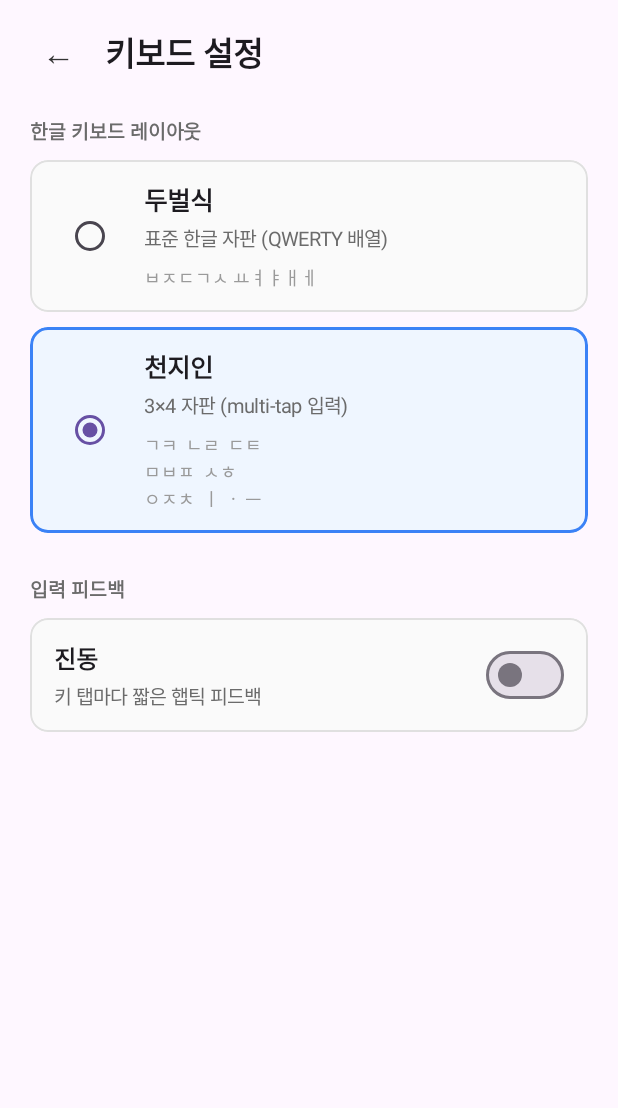
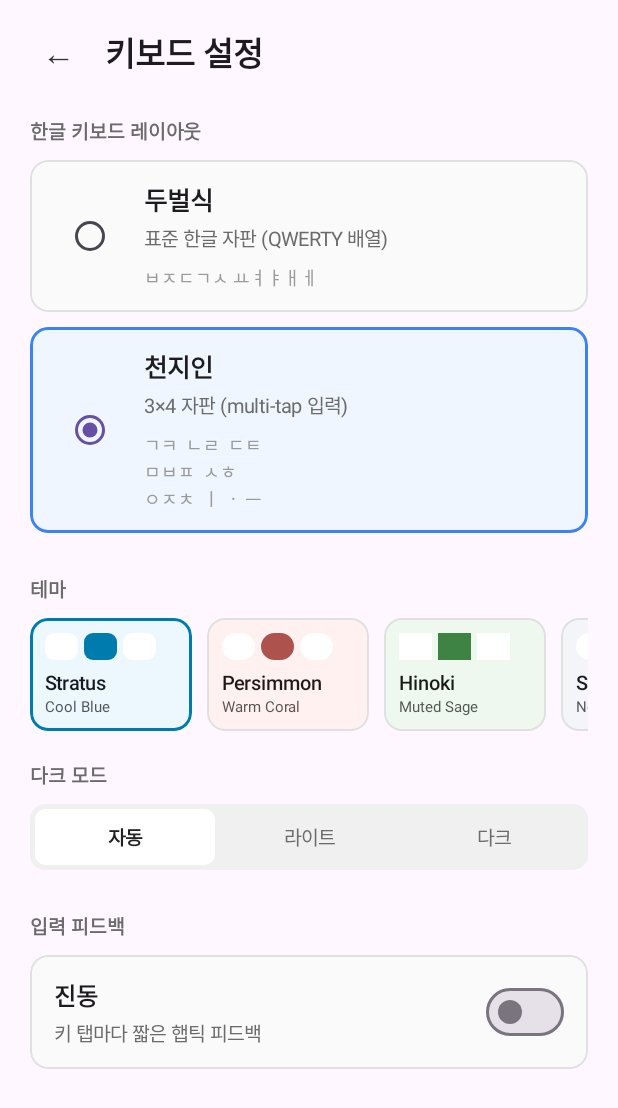
Before and after one commit to ccy5123/kor_based_jap, an Android app built with Jetpack Compose: the composable SettingsScreen shown on its own in the app's theme, on a phone screen of 412 x 824 dp. Shown: the top 1108 px of the screen. Run offline under Robolectric (Android 15) with nearby library versions, the phone set to English and light mode, and no system bars.

Commit message:
feat(android): M4 first slice — theme picker + dark mode
The 5 design directions defined in `theme/KeyboardTheme.kt` (Stratus,
Persimmon, Hinoki, Slate, Iris) are now user-selectable, plus a
light / dark / auto switch.  Both flow through DataStore so the
keyboard recomposes instantly on selection without dismissing it.

- **theme/KeyboardTheme.kt** — `ThemeMode { AUTO, LIGHT, DARK }` enum
  added.  AUTO follows the system; LIGHT / DARK pin the keyboard.
- **data/KeyboardPreferences.kt** — `directionFlow` /
  `themeModeFlow` + setters; default direction is `d1` (Stratus).
- **KorJpnImeService** observes both flows in `onCreateInputView`'s
  composable.  Resolves AUTO via `isSystemInDarkTheme()` so user
  preference layers cleanly over the OS setting.
- **ui/SettingsScreen.kt** — adds two sections:
    - **테마**: horizontal-scroll picker with one card per direction.
      Each card uses the direction's actual `tokens()` palette to
      preview sheet + key + accent colors AND its `KeyShape` so the
      tap target itself shows what the keyboard will look like.
    - **다크 모드**: segmented 자동 / 라이트 / 다크 selector.
  Screen wraps in `verticalScroll` since the new sections push past
  one viewport on most phones.

Verified on Note20 Ultra: all 5 directions switch live; dark mode
respects AUTO + system setting, and forced LIGHT / DARK pin
correctly across reopens.

Co-Authored-By: Claude Opus 4.7 (1M context) <noreply@anthropic.com>

```diff
--- a/android/app/src/main/java/io/github/ccy5123/korjpnime/KorJpnImeService.kt
+++ b/android/app/src/main/java/io/github/ccy5123/korjpnime/KorJpnImeService.kt
@@ -8,6 +8,7 @@ import android.view.View
 import android.view.inputmethod.EditorInfo
 import android.view.inputmethod.InputConnection
 import android.view.inputmethod.InputMethodManager
+import androidx.compose.foundation.isSystemInDarkTheme
 import androidx.compose.material3.MaterialTheme
 import androidx.compose.runtime.collectAsState
 import androidx.compose.runtime.getValue
@@ -33,6 +34,7 @@ import io.github.ccy5123.korjpnime.keyboard.KeyAction
 import io.github.ccy5123.korjpnime.keyboard.KeyboardSurface
 import io.github.ccy5123.korjpnime.theme.DIRECTIONS
 import io.github.ccy5123.korjpnime.theme.KeyboardMode
+import io.github.ccy5123.korjpnime.theme.ThemeMode
 import io.github.ccy5123.korjpnime.ui.SettingsActivity
 import kotlinx.coroutines.flow.MutableStateFlow
 import kotlinx.coroutines.flow.StateFlow
@@ -155,11 +157,24 @@ class KorJpnImeService :
         return KorJpnImeView(context = this, owner = this) {
             val mode by KeyboardPreferences.modeFlow(applicationContext)
                 .collectAsState(initial = KeyboardMode.BEOLSIK)
+            val directionId by KeyboardPreferences.directionFlow(applicationContext)
+                .collectAsState(initial = KeyboardPreferences.DEFAULT_DIRECTION_ID)
+            val themeMode by KeyboardPreferences.themeModeFlow(applicationContext)
+                .collectAsState(initial = ThemeMode.AUTO)
             val candidateList by candidates.collectAsState()
+
+            val direction = DIRECTIONS.firstOrNull { it.id == directionId } ?: DIRECTIONS.first()
+            val systemDark = isSystemInDarkTheme()
+            val dark = when (themeMode) {
+                ThemeMode.AUTO -> systemDark
+                ThemeMode.LIGHT -> false
+                ThemeMode.DARK -> true
+            }
+
             MaterialTheme {
                 KeyboardSurface(
-                    direction = DIRECTIONS.first(),
-                    dark = false,
+                    direction = direction,
+                    dark = dark,
                     mode = mode,
                     candidates = candidateList,
                     onCandidatePick = ::handleCandidatePick,
--- a/android/app/src/main/java/io/github/ccy5123/korjpnime/data/KeyboardPreferences.kt
+++ b/android/app/src/main/java/io/github/ccy5123/korjpnime/data/KeyboardPreferences.kt
@@ -8,6 +8,7 @@ import androidx.datastore.preferences.core.edit
 import androidx.datastore.preferences.core.stringPreferencesKey
 import androidx.datastore.preferences.preferencesDataStore
 import io.github.ccy5123.korjpnime.theme.KeyboardMode
+import io.github.ccy5123.korjpnime.theme.ThemeMode
 import kotlinx.coroutines.flow.Flow
 import kotlinx.coroutines.flow.map
 
@@ -28,6 +29,11 @@ object KeyboardPreferences {
 
     private val MODE_KEY = stringPreferencesKey("keyboard_mode")
     private val HAPTICS_KEY = booleanPreferencesKey("haptics_enabled")
+    private val DIRECTION_KEY = stringPreferencesKey("theme_direction")
+    private val THEME_MODE_KEY = stringPreferencesKey("theme_mode")
+
+    /** Default theme direction id — d1 Stratus (cool blue, rounded, chip strip). */
+    const val DEFAULT_DIRECTION_ID = "d1"
 
     /** Stream of the current keyboard layout mode.  Defaults to 두벌식. */
     fun modeFlow(context: Context): Flow<KeyboardMode> =
@@ -49,4 +55,28 @@ object KeyboardPreferences {
     suspend fun setHaptics(context: Context, enabled: Boolean) {
         context.dataStore.edit { it[HAPTICS_KEY] = enabled }
     }
+
+    /** Stream of the user's selected theme direction id (`d1`..`d5`). */
+    fun directionFlow(context: Context): Flow<String> =
+        context.dataStore.data.map { prefs ->
+            prefs[DIRECTION_KEY] ?: DEFAULT_DIRECTION_ID
+        }
+
+    suspend fun setDirection(context: Context, directionId: String) {
+        context.dataStore.edit { it[DIRECTION_KEY] = directionId }
+    }
+
+    /** Stream of the user's light / dark / auto preference. */
+    fun themeModeFlow(context: Context): Flow<ThemeMode> =
+        context.dataStore.data.map { prefs ->
+            when (prefs[THEME_MODE_KEY]) {
+                ThemeMode.LIGHT.name -> ThemeMode.LIGHT
+                ThemeMode.DARK.name -> ThemeMode.DARK
+                else -> ThemeMode.AUTO
+            }
+        }
+
+    suspend fun setThemeMode(context: Context, mode: ThemeMode) {
+        context.dataStore.edit { it[THEME_MODE_KEY] = mode.name }
+    }
 }
--- a/android/app/src/main/java/io/github/ccy5123/korjpnime/theme/KeyboardTheme.kt
+++ b/android/app/src/main/java/io/github/ccy5123/korjpnime/theme/KeyboardTheme.kt
@@ -4,6 +4,14 @@ import androidx.compose.runtime.Immutable
 import androidx.compose.ui.graphics.Color
 
 enum class KeyboardMode { BEOLSIK, CHEONJIIN }
+
+/**
+ * Light / dark resolution policy.  AUTO follows the system setting (the
+ * usual default); LIGHT / DARK pin the keyboard regardless of system
+ * preference — useful when the user prefers a fixed look that won't
+ * flicker as the OS theme switches at sunset.
+ */
+enum class ThemeMode { AUTO, LIGHT, DARK }
 
 enum class KeyShape { ROUNDED, PILL, FLAT, SQUIRCLE }
 
--- a/android/app/src/main/java/io/github/ccy5123/korjpnime/ui/SettingsScreen.kt
+++ b/android/app/src/main/java/io/github/ccy5123/korjpnime/ui/SettingsScreen.kt
@@ -3,6 +3,7 @@ package io.github.ccy5123.korjpnime.ui
 import androidx.compose.foundation.background
 import androidx.compose.foundation.border
 import androidx.compose.foundation.clickable
+import androidx.compose.foundation.horizontalScroll
 import androidx.compose.foundation.layout.Arrangement
 import androidx.compose.foundation.layout.Box
 import androidx.compose.foundation.layout.Column
@@ -13,8 +14,11 @@ import androidx.compose.foundation.layout.fillMaxWidth
 import androidx.compose.foundation.layout.height
 import androidx.compose.foundation.layout.padding
 import androidx.compose.foundation.layout.size
+import androidx.compose.foundation.layout.width
+import androidx.compose.foundation.rememberScrollState
 import androidx.compose.foundation.shape.CircleShape
 import androidx.compose.foundation.shape.RoundedCornerShape
+import androidx.compose.foundation.verticalScroll
 import androidx.compose.material3.RadioButton
 import androidx.compose.material3.Switch
 import androidx.compose.material3.Text
@@ -32,19 +36,25 @@ import androidx.compose.ui.text.font.FontWeight
 import androidx.compose.ui.unit.dp
 import androidx.compose.ui.unit.sp
 import io.github.ccy5123.korjpnime.data.KeyboardPreferences
+import io.github.ccy5123.korjpnime.theme.DIRECTIONS
+import io.github.ccy5123.korjpnime.theme.Direction
 import io.github.ccy5123.korjpnime.theme.KeyboardMode
+import io.github.ccy5123.korjpnime.theme.ThemeMode
+import io.github.ccy5123.korjpnime.theme.tokens
 import kotlinx.coroutines.launch
 
 /**
- * Settings UI — D3 / M1 closeout scope.
+ * Settings UI — covers everything wired through DataStore so far:
  *
- * Two settings live here:
- *   - **한글 키보드 레이아웃** picker (두벌식 ↔ 천지인) with mini-preview cards
- *   - **진동** toggle (haptic feedback on key tap)
+ *  - **한글 키보드 레이아웃**: 두벌식 ↔ 천지인
+ *  - **테마**: 5 design directions (Stratus / Persimmon / Hinoki /
+ *    Slate / Iris) sourced from `theme/KeyboardTheme.kt`'s `DIRECTIONS`
+ *  - **다크 모드**: 자동 / 라이트 / 다크
+ *  - **진동** toggle (haptic feedback on key tap)
  *
- * Theme / Japanese-candidate count rows are reserved for M4 polish (see
- * `docs/ANDROID_PLAN.md`); we don't pre-render their UI to avoid promising
- * features that aren't wired.
+ * The screen scrolls because direction + mode + dark + haptic together
+ * exceed a typical phone's portrait viewport once the cards are sized
+ * for tap targets.
  */
 @Composable
 fun SettingsScreen(onClose: () -> Unit) {
@@ -53,12 +63,17 @@ fun SettingsScreen(onClose: () -> Unit) {
 
     val mode by KeyboardPreferences.modeFlow(context)
         .collectAsState(initial = KeyboardMode.BEOLSIK)
+    val directionId by KeyboardPreferences.directionFlow(context)
+        .collectAsState(initial = KeyboardPreferences.DEFAULT_DIRECTION_ID)
+    val themeMode by KeyboardPreferences.themeModeFlow(context)
+        .collectAsState(initial = ThemeMode.AUTO)
     val haptics by KeyboardPreferences.hapticsFlow(context)
         .collectAsState(initial = true)
 
     Column(
         modifier = Modifier
             .fillMaxSize()
+            .verticalScroll(rememberScrollState())
             .padding(horizontal = 20.dp, vertical = 16.dp),
     ) {
         Header(onClose = onClose)
@@ -84,6 +99,29 @@ fun SettingsScreen(onClose: () -> Unit) {
         )
 
         Spacer(Modifier.height(28.dp))
+        SectionLabel("테마")
+        Spacer(Modifier.height(10.dp))
+
+        DirectionPicker(
+            directionId = directionId,
+            dark = (themeMode == ThemeMode.DARK),
+            onSelect = { id ->
+                scope.launch { KeyboardPreferences.setDirection(context, id) }
+            },
+        )
+
+        Spacer(Modifier.height(20.dp))
+        SectionLabel("다크 모드")
+        Spacer(Modifier.height(10.dp))
+
+        ThemeModeSegmented(
+            current = themeMode,
+            onChange = { newMode ->
+                scope.launch { KeyboardPreferences.setThemeMode(context, newMode) }
+            },
+        )
+
+        Spacer(Modifier.height(28.dp))
         SectionLabel("입력 피드백")
         Spacer(Modifier.height(10.dp))
 
@@ -93,11 +131,128 @@ fun SettingsScreen(onClose: () -> Unit) {
             checked = haptics,
             onChange = { scope.launch { KeyboardPreferences.setHaptics(context, it) } },
         )
+
+        Spacer(Modifier.height(32.dp))
     }
 
-    // Surface the keyboard mode preview placeholder — keeps the screen lively
-    // even before C wires Cheonjiin's state machine.
-    LaunchedEffect(Unit) { /* no-op; placeholder for future side effects */ }
+    LaunchedEffect(Unit) { /* placeholder for future side effects */ }
+}
+
+@Composable
+private fun DirectionPicker(
+    directionId: String,
+    dark: Boolean,
+    onSelect: (String) -> Unit,
+) {
+    Row(
+        modifier = Modifier
+            .fillMaxWidth()
+            .horizontalScroll(rememberScrollState()),
+        horizontalArrangement = Arrangement.spacedBy(10.dp),
+    ) {
+        for (dir in DIRECTIONS) {
+            DirectionCard(
+                direction = dir,
+                selected = dir.id == directionId,
+                dark = dark,
+                onClick = { onSelect(dir.id) },
+            )
+        }
+    }
+}
+
+@Composable
+private fun DirectionCard(
+    direction: Direction,
+    selected: Boolean,
+    dark: Boolean,
+    onClick: () -> Unit,
+) {
+    val tokens = tokens(direction.palette, dark)
+    val borderColor = if (selected) tokens.accent else Color(0xFFE0E0E0)
+    val borderWidth = if (selected) 2.dp else 1.dp
+
+    Column(
+        modifier = Modifier
+            .width(108.dp)
+            .clip(RoundedCornerShape(12.dp))
+            .border(borderWidth, borderColor, RoundedCornerShape(12.dp))
+            .background(tokens.sheet)
+            .clickable(onClick = onClick)
+            .padding(10.dp),
+        horizontalAlignment = Alignment.Start,
+    ) {
+        // Mini key sample — uses the direction's actual shape + colors so the
+        // card itself previews what the keyboard will look like.
+        val keyShape = when (direction.shape) {
+            io.github.ccy5123.korjpnime.theme.KeyShape.PILL -> RoundedCornerShape(999.dp)
+            io.github.ccy5123.korjpnime.theme.KeyShape.SQUIRCLE -> RoundedCornerShape(10.dp)
+            io.github.ccy5123.korjpnime.theme.KeyShape.FLAT -> RoundedCornerShape(0.dp)
+            io.github.ccy5123.korjpnime.theme.KeyShape.ROUNDED -> RoundedCornerShape(6.dp)
+        }
+        Row(horizontalArrangement = Arrangement.spacedBy(4.dp)) {
+            repeat(3) {
+                Box(
+                    modifier = Modifier
+                        .size(width = 22.dp, height = 18.dp)
+                        .clip(keyShape)
+                        .background(if (it == 1) tokens.accent else tokens.key),
+                )
+            }
+        }
+        Spacer(Modifier.height(8.dp))
+        Text(
+            text = direction.name,
+            fontSize = 13.sp,
+            fontWeight = FontWeight.SemiBold,
+            color = tokens.ink,
+        )
+        Spacer(Modifier.height(2.dp))
+        Text(
+            text = direction.palette.name,
+            fontSize = 10.sp,
+            color = tokens.inkSoft,
+        )
+    }
+}
+
+@Composable
+private fun ThemeModeSegmented(
+    current: ThemeMode,
+    onChange: (ThemeMode) -> Unit,
+) {
+    Row(
+        modifier = Modifier
+            .fillMaxWidth()
+            .clip(RoundedCornerShape(10.dp))
+            .background(Color(0xFFF0F0F0))
+            .padding(3.dp),
+        horizontalArrangement = Arrangement.spacedBy(3.dp),
+    ) {
+        for ((mode, label) in listOf(
+            ThemeMode.AUTO to "자동",
+            ThemeMode.LIGHT to "라이트",
+            ThemeMode.DARK to "다크",
+        )) {
+            val selected = current == mode
+            Box(
+                modifier = Modifier
+                    .weight(1f)
+                    .clip(RoundedCornerShape(7.dp))
+                    .background(if (selected) Color.White else Color.Transparent)
+                    .clickable { onChange(mode) }
+                    .padding(vertical = 9.dp),
+                contentAlignment = Alignment.Center,
+            ) {
+                Text(
+                    text = label,
+                    fontSize = 13.sp,
+                    fontWeight = if (selected) FontWeight.SemiBold else FontWeight.Normal,
+                    color = if (selected) Color(0xFF222222) else Color(0xFF6B6B6B),
+                )
+            }
+        }
+    }
 }
 
 @Composable
```
